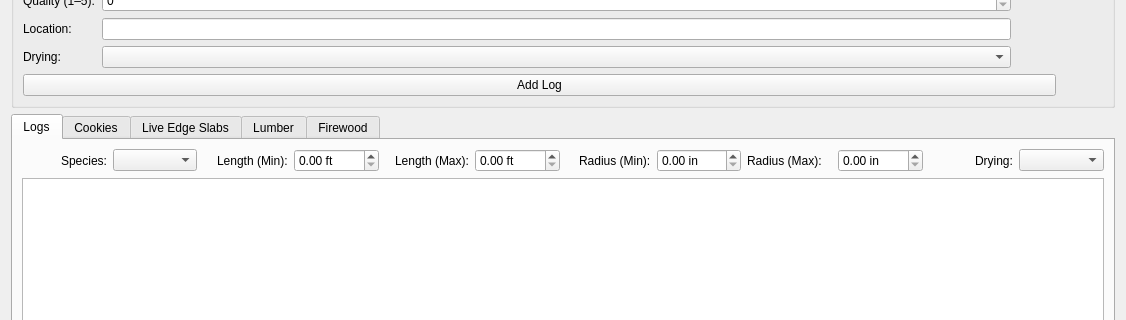
First picture: the form in ui/inventory.ui, repository thelenlucas/Senior-Design, before the edit; both pictures show x 0 to 1126 and y 166 to 486 of the 1126 by 855 pixel window.
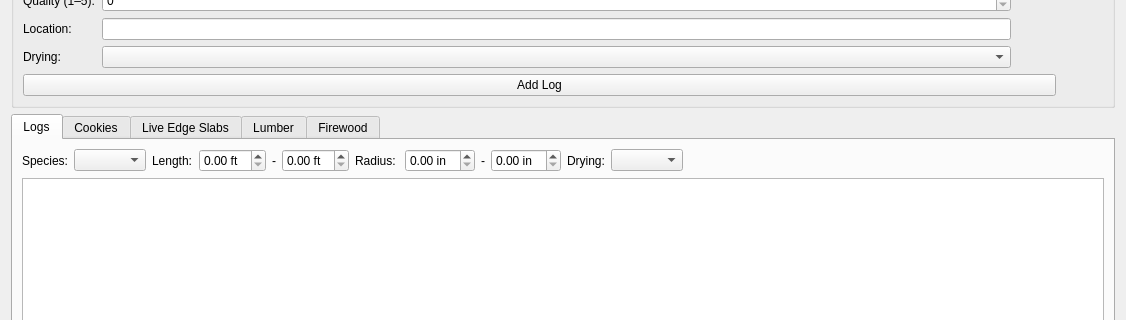
Second picture: the form after the edit. The open tabs and pages were chosen to show the change.

```diff
--- a/ui/inventory.ui
+++ b/ui/inventory.ui
@@ -164,7 +164,7 @@
          <item alignment="Qt::AlignRight">
           <widget class="QLabel" name="label_3">
            <property name="text">
-            <string>Length (Min):</string>
+            <string>Length:</string>
            </property>
           </widget>
          </item>
@@ -175,10 +175,16 @@
            </property>
           </widget>
          </item>
-         <item alignment="Qt::AlignRight">
+         <item alignment="Qt::AlignHCenter">
           <widget class="QLabel" name="label_4">
+           <property name="sizePolicy">
+            <sizepolicy hsizetype="Minimum" vsizetype="Preferred">
+             <horstretch>0</horstretch>
+             <verstretch>0</verstretch>
+            </sizepolicy>
+           </property>
            <property name="text">
-            <string>Length (Max):</string>
+            <string>-</string>
            </property>
           </widget>
          </item>
@@ -192,7 +198,7 @@
          <item alignment="Qt::AlignRight">
           <widget class="QLabel" name="label_5">
            <property name="text">
-            <string>Radius (Min):</string>
+            <string>Radius: </string>
            </property>
           </widget>
          </item>
@@ -203,10 +209,10 @@
            </property>
           </widget>
          </item>
-         <item>
+         <item alignment="Qt::AlignHCenter">
           <widget class="QLabel" name="label_6">
            <property name="text">
-            <string>Radius (Max):</string>
+            <string>-</string>
            </property>
           </widget>
          </item>
@@ -227,6 +233,19 @@
          <item>
           <widget class="QComboBox" name="logDryingComboBox"/>
          </item>
+         <item>
+          <spacer name="horizontalSpacer_3">
+           <property name="orientation">
+            <enum>Qt::Horizontal</enum>
+           </property>
+           <property name="sizeHint" stdset="0">
+            <size>
+             <width>40</width>
+             <height>20</height>
+            </size>
+           </property>
+          </spacer>
+         </item>
         </layout>
        </item>
        <item>
```
Left out of the diff: 29 changed lines with no effect on the pictures.
